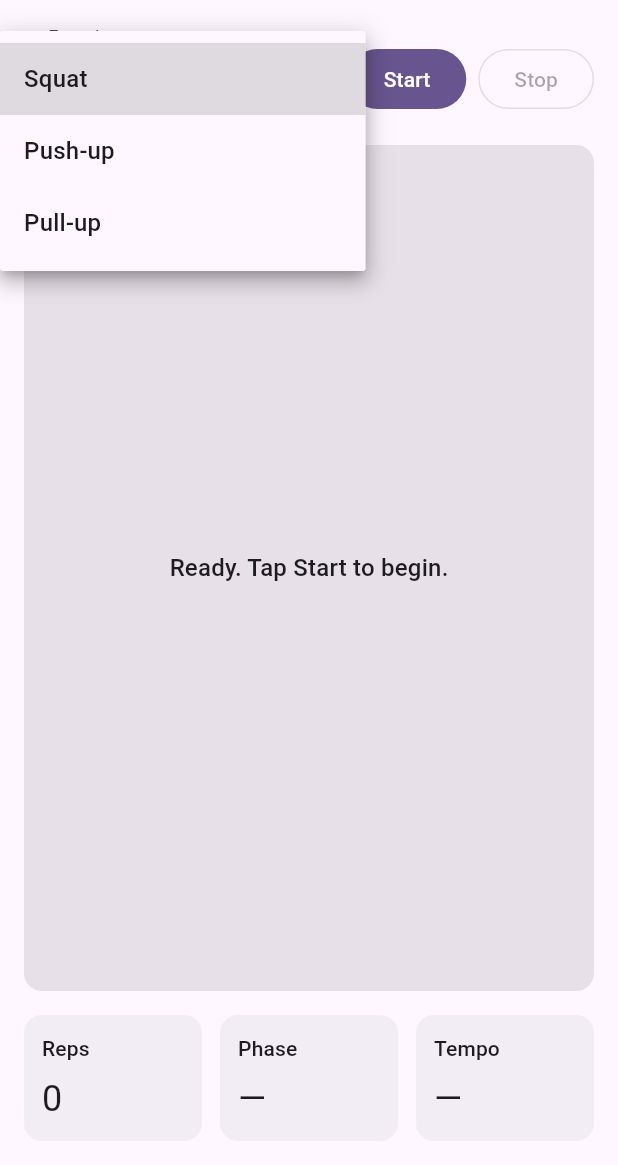
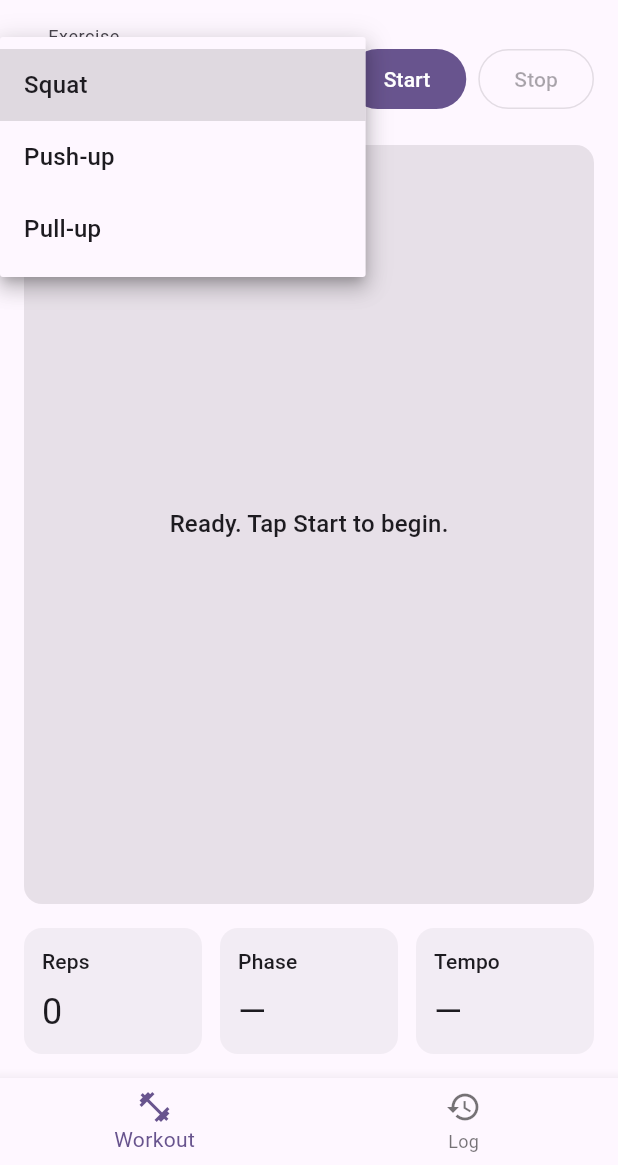
Before and after one commit to PurinatG-01/mobile_ai_workout_coach, a Flutter app: the screen it shows after launch, after a tap on "Squat", on a phone screen of 412 x 824 dp, the part 71-1236 px from its top. Run offline on Flutter 3.47's test engine with Material 3 defaults, Android fonts, the phone set to English and light mode, and no system bars; our stand-ins replace go_router.

Commit message:
feat: add based router navigation

```diff
--- a/lib/app/app.dart
+++ b/lib/app/app.dart
@@ -1,19 +1,19 @@
 import 'package:flutter/material.dart';
 
-import '../features/live_record_exercise/screens/workout_screen.dart';
+import 'router.dart';
 
 class App extends StatelessWidget {
   const App({super.key});
 
   @override
   Widget build(BuildContext context) {
-    return MaterialApp(
+    return MaterialApp.router(
       title: 'AI Workout Coach',
       theme: ThemeData(
         colorScheme: ColorScheme.fromSeed(seedColor: Colors.deepPurple),
         useMaterial3: true,
       ),
-      home: const WorkoutScreen(),
+      routerConfig: appRouter,
     );
   }
 }
--- /dev/null
+++ b/lib/app/router.dart
@@ -0,0 +1,32 @@
+import 'package:go_router/go_router.dart';
+
+import '../features/live_record_exercise/screens/workout_screen.dart';
+import '../features/workout_log/screens/workout_log_screen.dart';
+import 'shell/app_shell.dart';
+
+class AppRoutes {
+  static const live = '/live';
+  static const log = '/log';
+}
+
+final GoRouter appRouter = GoRouter(
+  initialLocation: AppRoutes.live,
+  routes: [
+    ShellRoute(
+      builder: (context, state, child) => AppShell(
+        location: state.uri.toString(),
+        child: child,
+      ),
+      routes: [
+        GoRoute(
+          path: AppRoutes.live,
+          builder: (context, state) => const WorkoutScreen(),
+        ),
+        GoRoute(
+          path: AppRoutes.log,
+          builder: (context, state) => const WorkoutLogScreen(),
+        ),
+      ],
+    ),
+  ],
+);
--- /dev/null
+++ b/lib/app/shell/app_shell.dart
@@ -0,0 +1,66 @@
+import 'package:flutter/material.dart';
+import 'package:go_router/go_router.dart';
+
+import '../router.dart';
+
+class AppShell extends StatelessWidget {
+  const AppShell({
+    required this.location,
+    required this.child,
+    super.key,
+  });
+
+  final String location;
+  final Widget child;
+
+  int get _currentIndex {
+    if (location.startsWith(AppRoutes.log)) return 1;
+    return 0;
+  }
+
+  String get _title {
+    switch (_currentIndex) {
+      case 1:
+        return 'Workout Log';
+      case 0:
+      default:
+        return 'Workout';
+    }
+  }
+
+  void _onTap(BuildContext context, int index) {
+    switch (index) {
+      case 1:
+        context.go(AppRoutes.log);
+        return;
+      case 0:
+      default:
+        context.go(AppRoutes.live);
+        return;
+    }
+  }
+
+  @override
+  Widget build(BuildContext context) {
+    return Scaffold(
+      appBar: AppBar(
+        title: Text(_title),
+      ),
+      body: child,
+      bottomNavigationBar: BottomNavigationBar(
+        currentIndex: _currentIndex,
+        onTap: (index) => _onTap(context, index),
+        items: const [
+          BottomNavigationBarItem(
+            icon: Icon(Icons.fitness_center),
+            label: 'Workout',
+          ),
+          BottomNavigationBarItem(
+            icon: Icon(Icons.history),
+            label: 'Log',
+          ),
+        ],
+      ),
+    );
+  }
+}
--- a/lib/features/live_record_exercise/screens/workout_screen.dart
+++ b/lib/features/live_record_exercise/screens/workout_screen.dart
@@ -17,11 +17,7 @@ class _WorkoutScreenState extends State<WorkoutScreen> {
   Widget build(BuildContext context) {
     final colorScheme = Theme.of(context).colorScheme;
 
-    return Scaffold(
-      appBar: AppBar(
-        title: const Text('Workout'),
-      ),
-      body: SafeArea(
+    return SafeArea(
       child: Padding(
         padding: const EdgeInsets.all(16),
         child: Column(
@@ -116,7 +112,6 @@ class _WorkoutScreenState extends State<WorkoutScreen> {
           ],
         ),
       ),
-      ),
     );
   }
 }
--- a/lib/features/workout_log/screens/workout_log_screen.dart
+++ b/lib/features/workout_log/screens/workout_log_screen.dart
@@ -5,8 +5,8 @@ class WorkoutLogScreen extends StatelessWidget {
 
   @override
   Widget build(BuildContext context) {
-    return const Scaffold(
-      body: Center(
+    return const SafeArea(
+      child: Center(
         child: Text('Workout log (WIP)'),
       ),
     );
--- a/pubspec.yaml
+++ b/pubspec.yaml
@@ -2,7 +2,7 @@ name: mobile_ai_workout_coach
 description: "A new Flutter project."
 # The following line prevents the package from being accidentally published to
 # pub.dev using `flutter pub publish`. This is preferred for private packages.
-publish_to: 'none' # Remove this line if you wish to publish to pub.dev
+publish_to: "none" # Remove this line if you wish to publish to pub.dev
 
 # The following defines the version and build number for your application.
 # A version number is three numbers separated by dots, like 1.2.43
@@ -19,7 +19,7 @@ publish_to: 'none' # Remove this line if you wish to publish to pub.dev
 version: 1.0.0+1
 
 environment:
-  sdk: '>=3.4.3 <4.0.0'
+  sdk: ">=3.4.3 <4.0.0"
 
 # Dependencies specify other packages that your package needs in order to work.
 # To automatically upgrade your package dependencies to the latest versions
@@ -31,6 +31,7 @@ dependencies:
   flutter:
     sdk: flutter
 
+  go_router: ^16.2.1
 
   # The following adds the Cupertino Icons font to your application.
   # Use with the CupertinoIcons class for iOS style icons.
@@ -52,7 +53,6 @@ dev_dependencies:
 
 # The following section is specific to Flutter packages.
 flutter:
-
   # The following line ensures that the Material Icons font is
   # included with your application, so that you can use the icons in
   # the material Icons class.
```
Also changed, not shown: pubspec.lock, 5 other files. Lines whose indentation alone changed are shown as unchanged.
